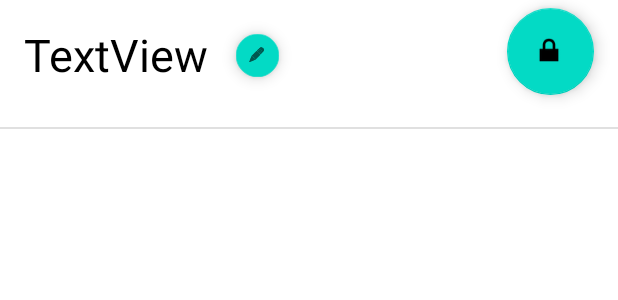
After one commit to JWIGGS/ToolTrack, an Android app: the layout rack_view.xml on its own in the app's theme, with its tools: preview values and no code run, on a phone screen of 412 x 824 dp. The commit adds this screen. Shown: the top 300 px of the screen. Run offline under Robolectric (Android 15) with nearby library versions, the light colour scheme and no system bars.

Commit message:
split tools into racks and added tools and racks classes

```diff
--- /dev/null
+++ b/app/src/main/res/layout/rack_view.xml
@@ -0,0 +1,65 @@
+<?xml version="1.0" encoding="utf-8"?>
+<androidx.constraintlayout.widget.ConstraintLayout
+    xmlns:android="http://schemas.android.com/apk/res/android"
+    xmlns:app="http://schemas.android.com/apk/res-auto"
+    xmlns:tools="http://schemas.android.com/tools"
+    android:layout_width="match_parent"
+    android:layout_height="match_parent">
+
+    <com.google.android.material.floatingactionbutton.FloatingActionButton
+        android:id="@+id/buttonRackEdit"
+        android:layout_width="59dp"
+        android:layout_height="58dp"
+        android:layout_marginStart="4dp"
+        android:layout_marginTop="8dp"
+        android:clickable="true"
+        android:scaleX=".5"
+        android:scaleY=".5"
+        app:layout_constraintStart_toEndOf="@+id/textViewRackName"
+        app:layout_constraintTop_toTopOf="parent"
+        app:srcCompat="@android:drawable/ic_menu_edit" />
+
+    <com.google.android.material.floatingactionbutton.FloatingActionButton
+        android:id="@+id/buttonRackLock"
+        android:layout_width="59dp"
+        android:layout_height="58dp"
+        android:layout_marginEnd="16dp"
+        android:clickable="true"
+        app:layout_constraintBottom_toTopOf="@+id/linearLayoutRack"
+        app:layout_constraintEnd_toEndOf="parent"
+        app:layout_constraintTop_toTopOf="parent"
+        app:srcCompat="@android:drawable/ic_lock_lock" />
+
+    <TextView
+        android:id="@+id/textViewRackName"
+        android:layout_width="wrap_content"
+        android:layout_height="wrap_content"
+        android:layout_marginStart="16dp"
+        android:layout_marginTop="16dp"
+        android:text="TextView"
+        android:textColor="@color/black"
+        android:textSize="30sp"
+        app:layout_constraintStart_toStartOf="parent"
+        app:layout_constraintTop_toTopOf="parent" />
+
+    <View
+        android:id="@+id/divider"
+        android:layout_width="match_parent"
+        android:layout_height="1dp"
+        android:layout_marginTop="16dp"
+        android:background="?android:attr/listDivider"
+        app:layout_constraintTop_toBottomOf="@+id/linearLayoutRack"
+        tools:layout_editor_absoluteX="0dp" />
+
+    <LinearLayout
+        android:id="@+id/linearLayoutRack"
+        android:layout_width="match_parent"
+        android:layout_height="wrap_content"
+        android:layout_marginTop="12dp"
+        android:orientation="vertical"
+        app:layout_constraintTop_toBottomOf="@+id/textViewRackName"
+        tools:layout_editor_absoluteX="0dp">
+
+    </LinearLayout>
+
+</androidx.constraintlayout.widget.ConstraintLayout>
```
Also changed, not shown: app/src/main/java/com/stuff/tooltrack/ActivityView.java (+103 -34 lines), app/src/main/java/com/stuff/tooltrack/Rack.java (added, +59 -0 lines), app/src/main/java/com/stuff/tooltrack/Tool.java (added, +95 -0 lines), app/src/main/java/com/stuff/tooltrack/User.java (added, +16 -0 lines), app/src/main/res/layout/activity_view.xml (+2 -13 lines), app/src/main/res/layout/item_view.xml (deleted, +0 -49 lines), app/src/main/res/layout/rack_edit_popup.xml (added, +17 -0 lines), app/src/main/res/layout/tool_edit_popup.xml (added, +79 -0 lines), app/src/main/res/layout/tool_view.xml (added, +62 -0 lines).
